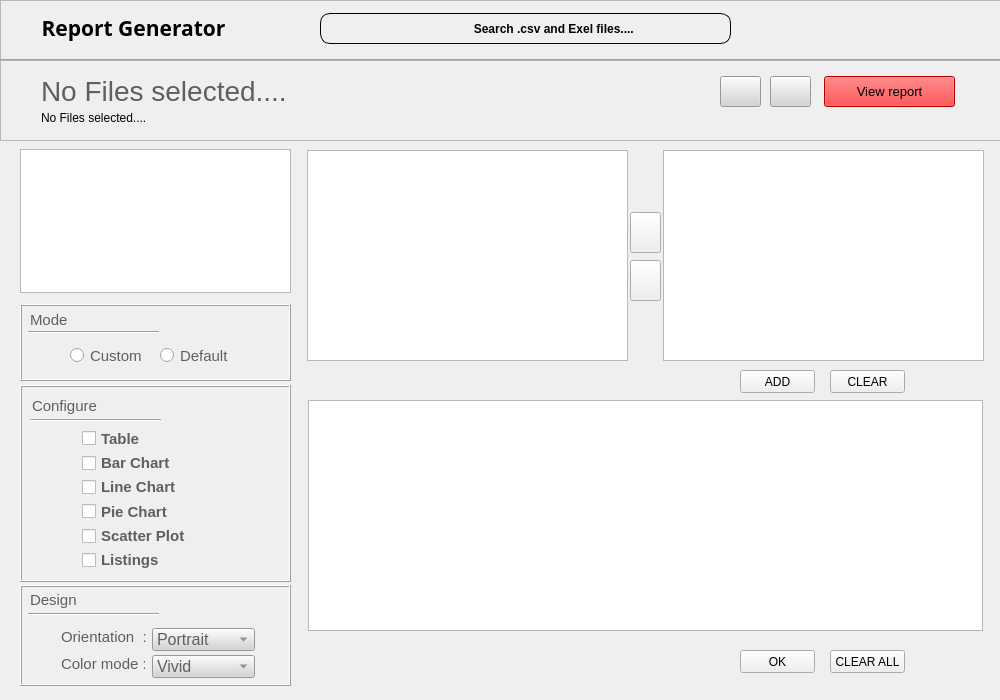
Qt form app.ui (KoshalaChathuranga/Report-Generator) before a commit.
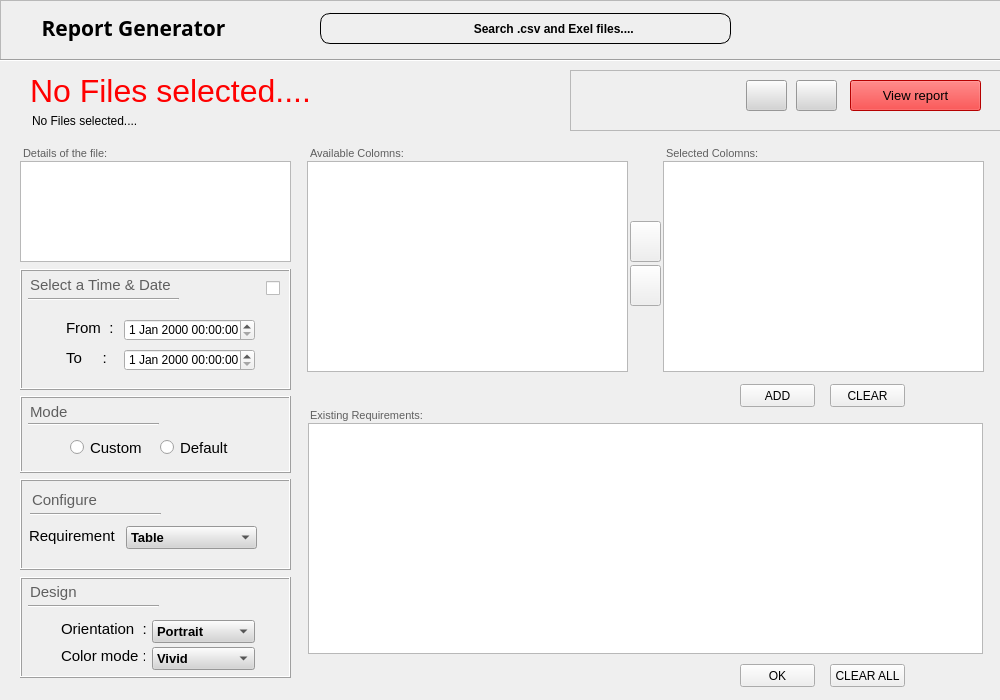
The same form after that commit. Icons and pictures are not drawn.

```diff
--- a/app.ui
+++ b/app.ui
@@ -128,10 +128,10 @@
    <widget class="QFrame" name="frame_2">
     <property name="geometry">
      <rect>
-      <x>0</x>
-      <y>60</y>
-      <width>1001</width>
-      <height>81</height>
+      <x>570</x>
+      <y>70</y>
+      <width>431</width>
+      <height>61</height>
      </rect>
     </property>
     <property name="frameShape">
@@ -140,32 +140,11 @@
     <property name="frameShadow">
      <enum>QFrame::Raised</enum>
     </property>
-    <widget class="QLabel" name="Dir">
-     <property name="geometry">
-      <rect>
-       <x>41</x>
-       <y>15</y>
-       <width>461</width>
-       <height>31</height>
-      </rect>
-     </property>
-     <property name="font">
-      <font>
-       <pointsize>21</pointsize>
-      </font>
-     </property>
-     <property name="styleSheet">
-      <string notr="true">color: rgb(95, 95, 95);</string>
-     </property>
-     <property name="text">
-      <string>No Files selected....</string>
-     </property>
-    </widget>
     <widget class="QPushButton" name="B_view">
      <property name="geometry">
       <rect>
-       <x>824</x>
-       <y>16</y>
+       <x>280</x>
+       <y>10</y>
        <width>131</width>
        <height>31</height>
       </rect>
@@ -185,8 +164,8 @@
     <widget class="QPushButton" name="B_refresh">
      <property name="geometry">
       <rect>
-       <x>770</x>
-       <y>16</y>
+       <x>226</x>
+       <y>10</y>
        <width>41</width>
        <height>31</height>
       </rect>
@@ -216,8 +195,8 @@
     <widget class="QPushButton" name="B_export">
      <property name="geometry">
       <rect>
-       <x>720</x>
-       <y>16</y>
+       <x>176</x>
+       <y>10</y>
        <width>41</width>
        <height>31</height>
       </rect>
@@ -244,40 +223,18 @@
       </size>
      </property>
     </widget>
-    <widget class="QLabel" name="Dir_date">
-     <property name="geometry">
-      <rect>
-       <x>41</x>
-       <y>50</y>
-       <width>461</width>
-       <height>16</height>
-      </rect>
-     </property>
-     <property name="font">
-      <font>
-       <pointsize>9</pointsize>
-      </font>
-     </property>
-     <property name="styleSheet">
-      <string notr="true"/>
-     </property>
-     <property name="text">
-      <string>No Files selected....</string>
-     </property>
-    </widget>
    </widget>
    <widget class="QFrame" name="frame_3">
     <property name="geometry">
      <rect>
       <x>20</x>
-      <y>385</y>
+      <y>479</y>
       <width>271</width>
-      <height>197</height>
+      <height>91</height>
      </rect>
     </property>
     <property name="styleSheet">
-     <string notr="true">
-color: rgb(95, 95, 95);</string>
+     <string notr="true"/>
     </property>
     <property name="frameShape">
      <enum>QFrame::Box</enum>
@@ -298,108 +255,6 @@
       <enum>Qt::Horizontal</enum>
      </property>
     </widget>
-    <widget class="QWidget" name="layoutWidget">
-     <property name="geometry">
-      <rect>
-       <x>62</x>
-       <y>42</y>
-       <width>141</width>
-       <height>144</height>
-      </rect>
-     </property>
-     <layout class="QVBoxLayout" name="verticalLayout">
-      <property name="spacing">
-       <number>2</number>
-      </property>
-      <item>
-       <widget class="QCheckBox" name="check_table">
-        <property name="font">
-         <font>
-          <pointsize>11</pointsize>
-          <weight>75</weight>
-          <bold>true</bold>
-         </font>
-        </property>
-        <property name="text">
-         <string>Table</string>
-        </property>
-       </widget>
-      </item>
-      <item>
-       <widget class="QCheckBox" name="check_bar">
-        <property name="font">
-         <font>
-          <pointsize>11</pointsize>
-          <weight>75</weight>
-          <bold>true</bold>
-         </font>
-        </property>
-        <property name="text">
-         <string>Bar Chart</string>
-        </property>
-       </widget>
-      </item>
-      <item>
-       <widget class="QCheckBox" name="check_line">
-        <property name="font">
-         <font>
-          <pointsize>11</pointsize>
-          <weight>75</weight>
-          <bold>true</bold>
-         </font>
-        </property>
-        <property name="text">
-         <string>Line Chart</string>
-        </property>
-       </widget>
-      </item>
-      <item>
-       <widget class="QCheckBox" name="check_pie">
-        <property name="font">
-         <font>
-          <pointsize>11</pointsize>
-          <weight>75</weight>
-          <bold>true</bold>
-         </font>
-        </property>
-        <property name="text">
-         <string>Pie Chart</string>
-        </property>
-       </widget>
-      </item>
-      <item>
-       <widget class="QCheckBox" name="check_scatter">
-        <property name="font">
-         <font>
-          <pointsize>11</pointsize>
-          <weight>75</weight>
-          <bold>true</bold>
-         </font>
-        </property>
-        <property name="text">
-         <string>Scatter Plot</string>
-        </property>
-       </widget>
-      </item>
-      <item>
-       <widget class="QCheckBox" name="check_lists">
-        <property name="font">
-         <font>
-          <pointsize>11</pointsize>
-          <weight>75</weight>
-          <bold>true</bold>
-         </font>
-        </property>
-        <property name="styleSheet">
-         <string notr="true"/>
-        </property>
-        <property name="text">
-         <string>Listings</string>
-        </property>
-       </widget>
-      </item>
-     </layout>
-    </widget>
     <widget class="QLabel" name="label_2">
      <property name="geometry">
       <rect>
@@ -414,23 +269,103 @@
        <pointsize>11</pointsize>
       </font>
      </property>
+     <property name="styleSheet">
+      <string notr="true">color: rgb(95, 95, 95);</string>
+     </property>
      <property name="text">
       <string>Configure</string>
      </property>
     </widget>
+    <widget class="QComboBox" name="comboBox_Req">
+     <property name="geometry">
+      <rect>
+       <x>106</x>
+       <y>47</y>
+       <width>131</width>
+       <height>23</height>
+      </rect>
+     </property>
+     <property name="font">
+      <font>
+       <family>MS Shell Dlg 2</family>
+       <pointsize>10</pointsize>
+       <weight>75</weight>
+       <bold>true</bold>
+      </font>
+     </property>
+     <property name="cursor">
+      <cursorShape>PointingHandCursor</cursorShape>
+     </property>
+     <property name="layoutDirection">
+      <enum>Qt::LeftToRight</enum>
+     </property>
+     <property name="autoFillBackground">
+      <bool>false</bool>
+     </property>
+     <property name="styleSheet">
+      <string notr="true">background-color: rgb(212, 212, 212);</string>
+     </property>
+     <item>
+      <property name="text">
+       <string>Table</string>
+      </property>
+     </item>
+     <item>
+      <property name="text">
+       <string>lists</string>
+      </property>
+     </item>
+     <item>
+      <property name="text">
+       <string>Bar chart</string>
+      </property>
+     </item>
+     <item>
+      <property name="text">
+       <string>Pie chart</string>
+      </property>
+     </item>
+     <item>
+      <property name="text">
+       <string>Line chart</string>
+      </property>
+     </item>
+     <item>
+      <property name="text">
+       <string>Scatter plot</string>
+      </property>
+     </item>
+    </widget>
+    <widget class="QLabel" name="label_13">
+     <property name="geometry">
+      <rect>
+       <x>9</x>
+       <y>47</y>
+       <width>91</width>
+       <height>20</height>
+      </rect>
+     </property>
+     <property name="font">
+      <font>
+       <pointsize>11</pointsize>
+      </font>
+     </property>
+     <property name="text">
+      <string>Requirement :</string>
+     </property>
+    </widget>
    </widget>
    <widget class="QFrame" name="frame_4">
     <property name="geometry">
      <rect>
       <x>20</x>
-      <y>585</y>
+      <y>577</y>
       <width>271</width>
       <height>101</height>
      </rect>
     </property>
     <property name="styleSheet">
-     <string notr="true">
-color: rgb(95, 95, 95);</string>
+     <string notr="true"/>
     </property>
     <property name="frameShape">
      <enum>QFrame::Box</enum>
@@ -453,7 +388,8 @@
       </font>
      </property>
      <property name="styleSheet">
-      <string notr="true">background-color: rgba(212, 212, 212, 0);</string>
+      <string notr="true">background-color: rgba(212, 212, 212, 0);
+color: rgb(95, 95, 95);</string>
      </property>
      <property name="text">
       <string>Design</string>
@@ -476,7 +412,9 @@
      </property>
      <property name="font">
       <font>
-       <pointsize>12</pointsize>
+       <pointsize>10</pointsize>
+       <weight>75</weight>
+       <bold>true</bold>
       </font>
      </property>
      <property name="styleSheet">
@@ -553,7 +491,10 @@
      </property>
      <property name="font">
       <font>
-       <pointsize>12</pointsize>
+       <family>MS Shell Dlg 2</family>
+       <pointsize>10</pointsize>
+       <weight>75</weight>
+       <bold>true</bold>
       </font>
      </property>
      <property name="styleSheet">
@@ -575,44 +516,79 @@
     <property name="geometry">
      <rect>
       <x>20</x>
-      <y>149</y>
+      <y>161</y>
       <width>271</width>
-      <height>144</height>
+      <height>101</height>
      </rect>
     </property>
+    <property name="font">
+     <font>
+      <pointsize>10</pointsize>
+      <weight>75</weight>
+      <bold>true</bold>
+     </font>
+    </property>
+    <property name="styleSheet">
+     <string notr="true">color: rgb(0, 0, 127);</string>
+    </property>
    </widget>
    <widget class="QListWidget" name="list_ToSelect">
     <property name="geometry">
      <rect>
       <x>307</x>
-      <y>150</y>
+      <y>161</y>
       <width>321</width>
       <height>211</height>
      </rect>
     </property>
+    <property name="font">
+     <font>
+      <pointsize>10</pointsize>
+      <weight>75</weight>
+      <bold>true</bold>
+     </font>
+    </property>
+    <property name="cursor" stdset="0">
+     <cursorShape>PointingHandCursor</cursorShape>
+    </property>
+    <property name="styleSheet">
+     <string notr="true">color: rgb(0, 170, 0);</string>
+    </property>
    </widget>
    <widget class="QListWidget" name="list_Selected">
     <property name="geometry">
      <rect>
       <x>663</x>
-      <y>150</y>
+      <y>161</y>
       <width>321</width>
       <height>211</height>
      </rect>
     </property>
+    <property name="font">
+     <font>
+      <pointsize>10</pointsize>
+      <weight>75</weight>
+      <bold>true</bold>
+     </font>
+    </property>
+    <property name="cursor" stdset="0">
+     <cursorShape>PointingHandCursor</cursorShape>
+    </property>
+    <property name="styleSheet">
+     <string notr="true">color: rgb(0, 170, 0);</string>
+    </property>
    </widget>
    <widget class="QFrame" name="frame_5">
     <property name="geometry">
      <rect>
       <x>20</x>
-      <y>304</y>
+      <y>396</y>
       <width>271</width>
       <height>77</height>
      </rect>
     </property>
     <property name="styleSheet">
-     <string notr="true">
-color: rgb(95, 95, 95);</string>
+     <string notr="true"/>
     </property>
     <property name="frameShape">
      <enum>QFrame::Box</enum>
@@ -635,7 +611,8 @@
       </font>
      </property>
      <property name="styleSheet">
-      <string notr="true">background-color: rgba(212, 212, 212, 0);</string>
+      <string notr="true">background-color: rgba(212, 212, 212, 0);
+color: rgb(95, 95, 95);</string>
      </property>
      <property name="text">
       <string>Mode</string>
@@ -695,7 +672,7 @@
     <property name="geometry">
      <rect>
       <x>630</x>
-      <y>212</y>
+      <y>221</y>
       <width>31</width>
       <height>41</height>
      </rect>
@@ -718,7 +695,7 @@
     <property name="geometry">
      <rect>
       <x>630</x>
-      <y>260</y>
+      <y>265</y>
       <width>31</width>
       <height>41</height>
      </rect>
@@ -741,7 +718,7 @@
     <property name="geometry">
      <rect>
       <x>308</x>
-      <y>400</y>
+      <y>423</y>
       <width>675</width>
       <height>231</height>
      </rect>
@@ -751,7 +728,7 @@
     <property name="geometry">
      <rect>
       <x>740</x>
-      <y>370</y>
+      <y>384</y>
       <width>75</width>
       <height>23</height>
      </rect>
@@ -764,7 +741,7 @@
     <property name="geometry">
      <rect>
       <x>830</x>
-      <y>370</y>
+      <y>384</y>
       <width>75</width>
       <height>23</height>
      </rect>
@@ -777,7 +754,7 @@
     <property name="geometry">
      <rect>
       <x>830</x>
-      <y>650</y>
+      <y>664</y>
       <width>75</width>
       <height>23</height>
      </rect>
@@ -790,7 +767,7 @@
     <property name="geometry">
      <rect>
       <x>740</x>
-      <y>650</y>
+      <y>664</y>
       <width>75</width>
       <height>23</height>
      </rect>
@@ -799,6 +776,267 @@
      <string>OK</string>
     </property>
    </widget>
+   <widget class="QFrame" name="frame_6">
+    <property name="geometry">
+     <rect>
+      <x>20</x>
+      <y>269</y>
+      <width>271</width>
+      <height>121</height>
+     </rect>
+    </property>
+    <property name="styleSheet">
+     <string notr="true"/>
+    </property>
+    <property name="frameShape">
+     <enum>QFrame::Box</enum>
+    </property>
+    <property name="frameShadow">
+     <enum>QFrame::Raised</enum>
+    </property>
+    <widget class="QLabel" name="label_7">
+     <property name="geometry">
+      <rect>
+       <x>10</x>
+       <y>5</y>
+       <width>241</width>
+       <height>21</height>
+      </rect>
+     </property>
+     <property name="font">
+      <font>
+       <pointsize>11</pointsize>
+      </font>
+     </property>
+     <property name="styleSheet">
+      <string notr="true">background-color: rgba(212, 212, 212, 0);
+color: rgb(95, 95, 95);</string>
+     </property>
+     <property name="text">
+      <string>Select a Time &amp; Date</string>
+     </property>
+    </widget>
+    <widget class="Line" name="line_5">
+     <property name="geometry">
+      <rect>
+       <x>8</x>
+       <y>23</y>
+       <width>151</width>
+       <height>14</height>
+      </rect>
+     </property>
+     <property name="orientation">
+      <enum>Qt::Horizontal</enum>
+     </property>
+    </widget>
+    <widget class="QCheckBox" name="check_DatenTime">
+     <property name="geometry">
+      <rect>
+       <x>246</x>
+       <y>9</y>
+       <width>16</width>
+       <height>21</height>
+      </rect>
+     </property>
+     <property name="font">
+      <font>
+       <pointsize>25</pointsize>
+      </font>
+     </property>
+     <property name="cursor">
+      <cursorShape>PointingHandCursor</cursorShape>
+     </property>
+     <property name="text">
+      <string/>
+     </property>
+    </widget>
+    <widget class="QDateTimeEdit" name="dateTime_From">
+     <property name="geometry">
+      <rect>
+       <x>104</x>
+       <y>50</y>
+       <width>131</width>
+       <height>22</height>
+      </rect>
+     </property>
+    </widget>
+    <widget class="QDateTimeEdit" name="dateTime_To">
+     <property name="geometry">
+      <rect>
+       <x>104</x>
+       <y>80</y>
+       <width>131</width>
+       <height>22</height>
+      </rect>
+     </property>
+    </widget>
+    <widget class="QLabel" name="label_11">
+     <property name="geometry">
+      <rect>
+       <x>46</x>
+       <y>50</y>
+       <width>51</width>
+       <height>18</height>
+      </rect>
+     </property>
+     <property name="font">
+      <font>
+       <pointsize>11</pointsize>
+      </font>
+     </property>
+     <property name="text">
+      <string>From  :</string>
+     </property>
+    </widget>
+    <widget class="QLabel" name="label_12">
+     <property name="geometry">
+      <rect>
+       <x>46</x>
+       <y>80</y>
+       <width>51</width>
+       <height>18</height>
+      </rect>
+     </property>
+     <property name="font">
+      <font>
+       <pointsize>11</pointsize>
+      </font>
+     </property>
+     <property name="text">
+      <string>To     :</string>
+     </property>
+    </widget>
+   </widget>
+   <widget class="QLabel" name="label_8">
+    <property name="geometry">
+     <rect>
+      <x>23</x>
+      <y>143</y>
+      <width>241</width>
+      <height>21</height>
+     </rect>
+    </property>
+    <property name="font">
+     <font>
+      <pointsize>8</pointsize>
+     </font>
+    </property>
+    <property name="styleSheet">
+     <string notr="true">background-color: rgba(212, 212, 212, 0);
+color: rgb(95, 95, 95);</string>
+    </property>
+    <property name="text">
+     <string>Details of the file:</string>
+    </property>
+   </widget>
+   <widget class="QLabel" name="label_9">
+    <property name="geometry">
+     <rect>
+      <x>310</x>
+      <y>143</y>
+      <width>241</width>
+      <height>21</height>
+     </rect>
+    </property>
+    <property name="font">
+     <font>
+      <pointsize>8</pointsize>
+     </font>
+    </property>
+    <property name="styleSheet">
+     <string notr="true">background-color: rgba(212, 212, 212, 0);
+color: rgb(95, 95, 95);</string>
+    </property>
+    <property name="text">
+     <string>Available Colomns:</string>
+    </property>
+   </widget>
+   <widget class="QLabel" name="label_10">
+    <property name="geometry">
+     <rect>
+      <x>666</x>
+      <y>143</y>
+      <width>241</width>
+      <height>21</height>
+     </rect>
+    </property>
+    <property name="font">
+     <font>
+      <pointsize>8</pointsize>
+     </font>
+    </property>
+    <property name="styleSheet">
+     <string notr="true">background-color: rgba(212, 212, 212, 0);
+color: rgb(95, 95, 95);</string>
+    </property>
+    <property name="text">
+     <string>Selected Colomns:</string>
+    </property>
+   </widget>
+   <widget class="QLabel" name="label_14">
+    <property name="geometry">
+     <rect>
+      <x>310</x>
+      <y>405</y>
+      <width>241</width>
+      <height>21</height>
+     </rect>
+    </property>
+    <property name="font">
+     <font>
+      <pointsize>8</pointsize>
+     </font>
+    </property>
+    <property name="styleSheet">
+     <string notr="true">background-color: rgba(212, 212, 212, 0);
+color: rgb(95, 95, 95);</string>
+    </property>
+    <property name="text">
+     <string>Existing Requirements:</string>
+    </property>
+   </widget>
+   <widget class="QLabel" name="Dir_date">
+    <property name="geometry">
+     <rect>
+      <x>32</x>
+      <y>113</y>
+      <width>461</width>
+      <height>16</height>
+     </rect>
+    </property>
+    <property name="font">
+     <font>
+      <pointsize>9</pointsize>
+     </font>
+    </property>
+    <property name="styleSheet">
+     <string notr="true"/>
+    </property>
+    <property name="text">
+     <string>No Files selected....</string>
+    </property>
+   </widget>
+   <widget class="QLabel" name="Dir">
+    <property name="geometry">
+     <rect>
+      <x>30</x>
+      <y>60</y>
+      <width>391</width>
+      <height>61</height>
+     </rect>
+    </property>
+    <property name="font">
+     <font>
+      <pointsize>24</pointsize>
+     </font>
+    </property>
+    <property name="styleSheet">
+     <string notr="true">color: rgb(255, 0, 0);</string>
+    </property>
+    <property name="text">
+     <string>No Files selected....</string>
+    </property>
+   </widget>
   </widget>
  </widget>
  <resources/>
```
Left out of the diff: 51 changed lines with no effect on the pictures.
